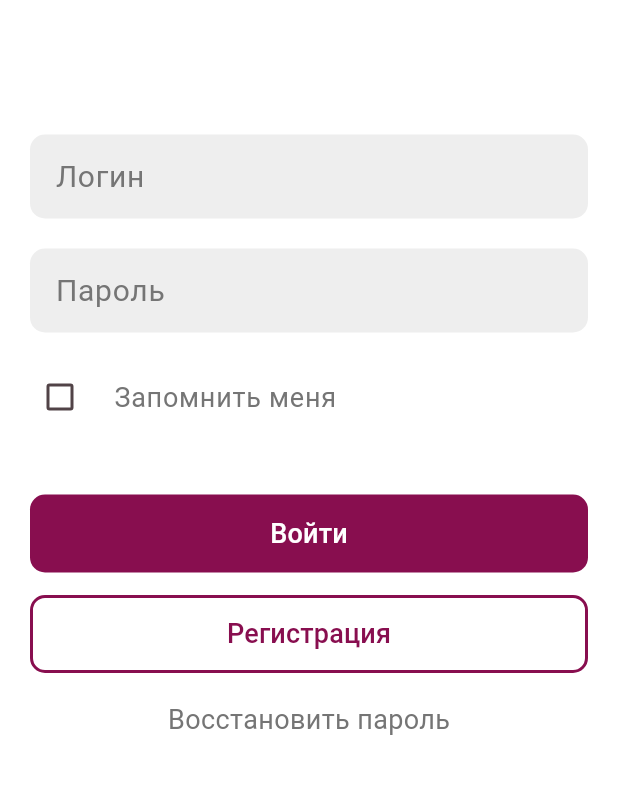
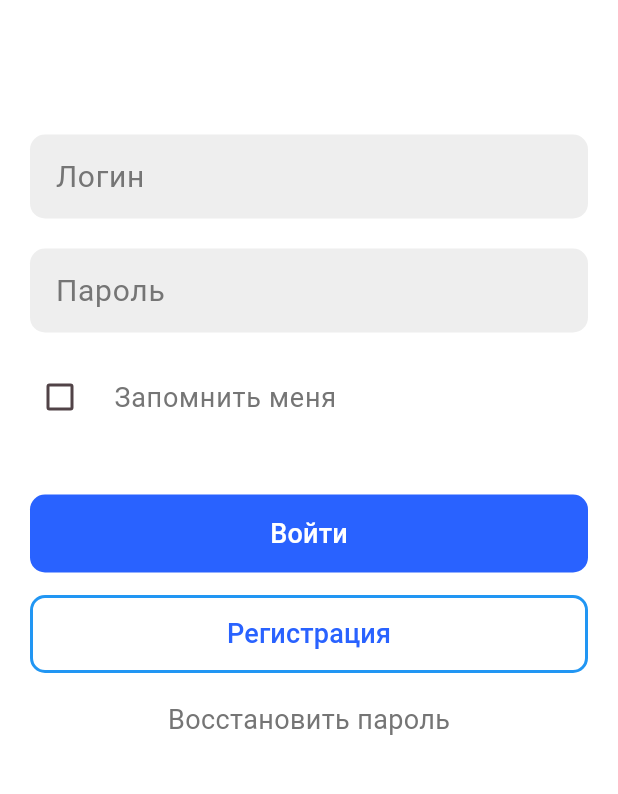
Before and after one commit to stakiv/pks, a Flutter app: the screen it shows after launch, on a phone screen of 412 x 824 dp, the part 149-943 px from its top. Run offline on Flutter 3.47's test engine with Material 3 defaults, Android fonts, the phone set to English and light mode, and no system bars.

Commit message:
Update main.dart

```diff
--- a/pr2/lib/main.dart
+++ b/pr2/lib/main.dart
@@ -2,12 +2,10 @@ import 'package:flutter/material.dart';
 
 const Color whitem = Color(0xFFFFFFFF); //white
 const Color lightPink = Color(0xFFF8BBD0);
-const Color darkPink = Color(0xFF880E4F);
+const Color bluee = Color(0xFF2962FF);
 const Color blackk = Color(0xFF000000); //black
 const Color lightGrey = Color(0xFFEEEEEE);
 const Color darkGrey = Color(0xFF757575);
-
-const Color light = Color(0x101010);
 
 
 
@@ -29,7 +27,6 @@ class MyApp extends StatelessWidget {
           seedColor: lightPink,
           ).copyWith(
             background: whitem,
-            onPrimary: darkPink,
             onSecondary: darkGrey,
           ),
         useMaterial3: true,
@@ -87,7 +84,7 @@ class _MyHomePageState extends State<MyHomePage> {
                     ),
                     ),
                     const SizedBox(height: 20),
-                    TextField(style: TextStyle(fontSize: 20, color: blackk), decoration: InputDecoration(
+                    TextField(style: TextStyle(fontSize: 20, color: blackk), obscureText: true, decoration: InputDecoration(
                       filled: true,
                       fillColor: lightGrey,
                       hintText: "Пароль",
@@ -115,8 +112,9 @@ class _MyHomePageState extends State<MyHomePage> {
                           title: Text('Запомнить меня', style: TextStyle(fontSize: 18, color: darkGrey)),
                           activeColor: darkGrey,
                           checkColor: lightGrey,
-                      contentPadding: const EdgeInsets.all(0), // Удаление лишнего padding
+                          contentPadding: const EdgeInsets.all(0),
                     ),
+
                     const SizedBox(height: 37),
                     Container(
                       width: double.infinity,
@@ -124,7 +122,7 @@ class _MyHomePageState extends State<MyHomePage> {
                         onPressed: () {},
                         style: ElevatedButton.styleFrom(
                           foregroundColor: Colors.white,
-                          backgroundColor: darkPink,
+                          backgroundColor: bluee,
                           elevation: 0,
                           padding: EdgeInsets.symmetric(vertical: 13.0, horizontal: 30.0),
                           shape: RoundedRectangleBorder(
@@ -142,13 +140,13 @@ class _MyHomePageState extends State<MyHomePage> {
                       child: ElevatedButton(
                         onPressed: () {},
                         style: ElevatedButton.styleFrom(
-                          foregroundColor: darkPink,
+                          foregroundColor: bluee,
                           backgroundColor: whitem,
                           elevation: 0,
                           padding: EdgeInsets.symmetric(vertical: 13.0, horizontal: 30.0),
                           shape: RoundedRectangleBorder(
                             borderRadius: BorderRadius.circular(10),
-                            side: BorderSide(width: 2, color: darkPink)
+                            side: BorderSide(width: 2, color: Colors.blue)
                           ),
                         ),
                         child: Text("Регистрация", style: TextStyle(fontSize: 18)),
```
Lines whose indentation alone changed are shown as unchanged.
